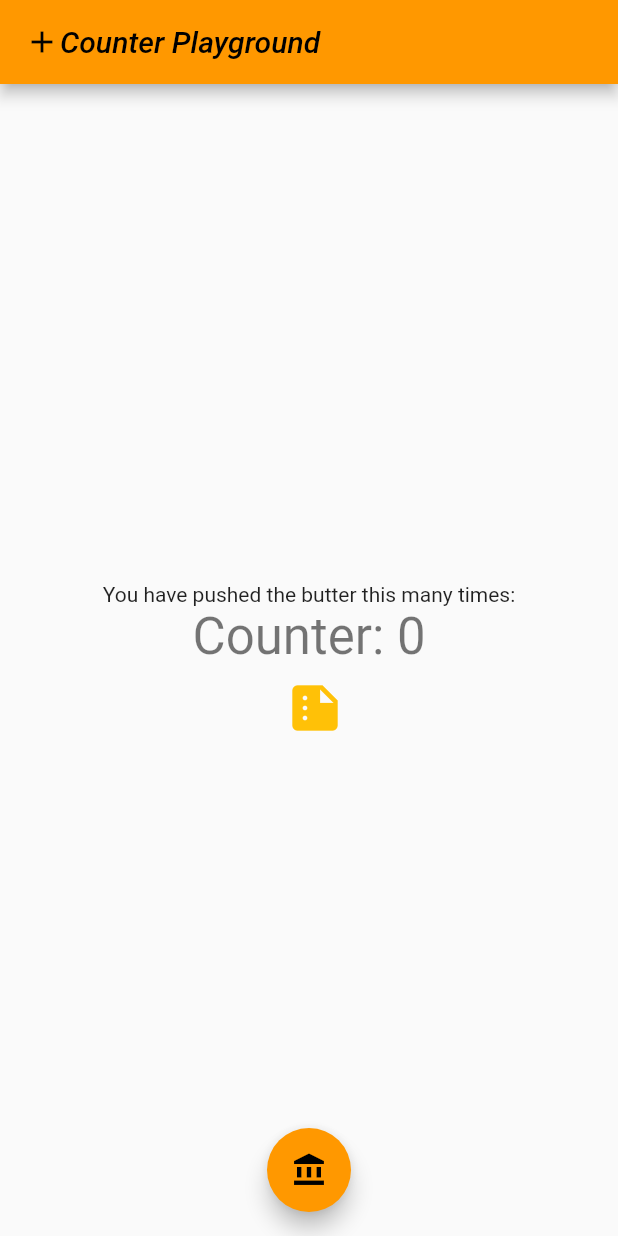
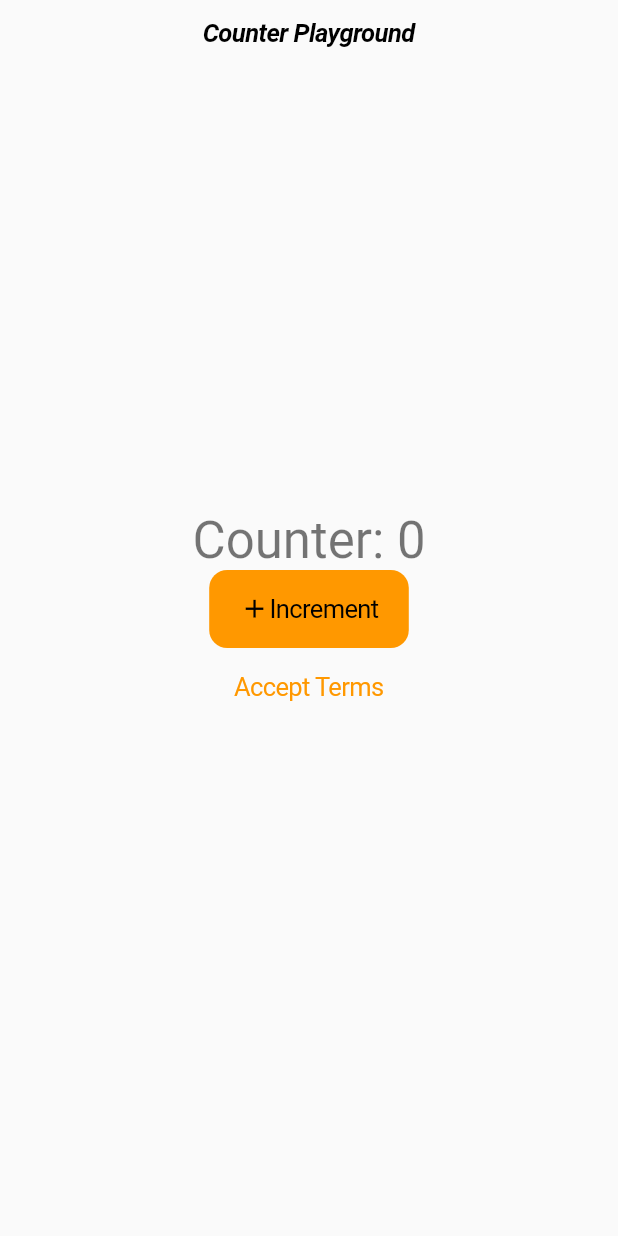
Before and after one commit to gayebroni/flutter-first-app, a Flutter app: the screen it shows after launch, on a phone screen of 412 x 824 dp. Run offline on Flutter 3.47's test engine with Material 2 defaults, Android fonts, the phone set to English and light mode, and no system bars.

Commit message:
Add IOS version of the app

```diff
--- a/lib/main.dart
+++ b/lib/main.dart
@@ -1,4 +1,6 @@
+import 'package:flutter/cupertino.dart';
 import 'package:flutter/material.dart';
+import 'package:Counter/TermsDialog.dart';
 
 void main() {
   runApp(const MyApp());
@@ -69,21 +71,19 @@ class _MyHomePageState extends State<MyHomePage> {
     // The Flutter framework has been optimized to make rerunning build methods
     // fast, so that you can just rebuild anything that needs updating rather
     // than having to individually change instances of widgets.
-    return Scaffold(
-      appBar: AppBar(
+    return CupertinoPageScaffold(
+      navigationBar: const CupertinoNavigationBar(
         // Here we take the value from the MyHomePage object that was created by
-        // the App.build method, and use it to set our appbar title.
-          title: const Text.rich(
+        // the App.build method, and use it to set our appbar title
+          middle: Text.rich(
             TextSpan(
               children: [
-                //Text(widget.title),
-                WidgetSpan(child: Icon(Icons.add)),
                 TextSpan(text:  "Counter Playground", style: TextStyle(fontStyle: FontStyle.italic)),
               ],
             ),
           )
       ),
-      body: Center(
+      child: Center(
         // Center is a layout widget. It takes a single child and positions it
         // in the middle of the parent.
         child: Column(
@@ -103,30 +103,33 @@ class _MyHomePageState extends State<MyHomePage> {
           // horizontal).
           mainAxisAlignment: MainAxisAlignment.center,
           children: <Widget>[
-            const Text(
-              'You have pushed the butter this many times:',
-            ),
             Text(
               'Counter: $_counter',
               style: Theme.of(context).textTheme.headline4,
             ),
-            IconButton(
-                onPressed: () => print('I clicked on the button!'),
-                icon: const Icon(
-                    Icons.summarize,
-                    size: 40,
-                    color: Colors.amber
+            CupertinoButton.filled(
+                onPressed: _incrementCounter,
+                child: const Text.rich(
+                    TextSpan(
+                      children: [
+                        WidgetSpan(child: Icon(Icons.add)),
+                        WidgetSpan(child: Text("Increment")),
+                      ],
+                    ),
                 )
-            )
+            ),
+            CupertinoButton(
+              onPressed: () {
+                showCupertinoDialog<void>(
+                  context: context,
+                  builder: (BuildContext context) => const TermsDialogComponent()
+                );
+              },
+              child: const Text('Accept Terms'),
+            ),
           ],
         ),
       ),
-      floatingActionButtonLocation: FloatingActionButtonLocation.centerFloat,
-      floatingActionButton: FloatingActionButton(
-        onPressed: _incrementCounter,
-        tooltip: 'Increment',
-        child: const Icon(Icons.account_balance),
-      ), // This trailing comma makes auto-formatting nicer for build methods.
     );
   }
 }
```
Also changed, not shown: lib/TermsDialog.dart (added, +30 -0 lines).
